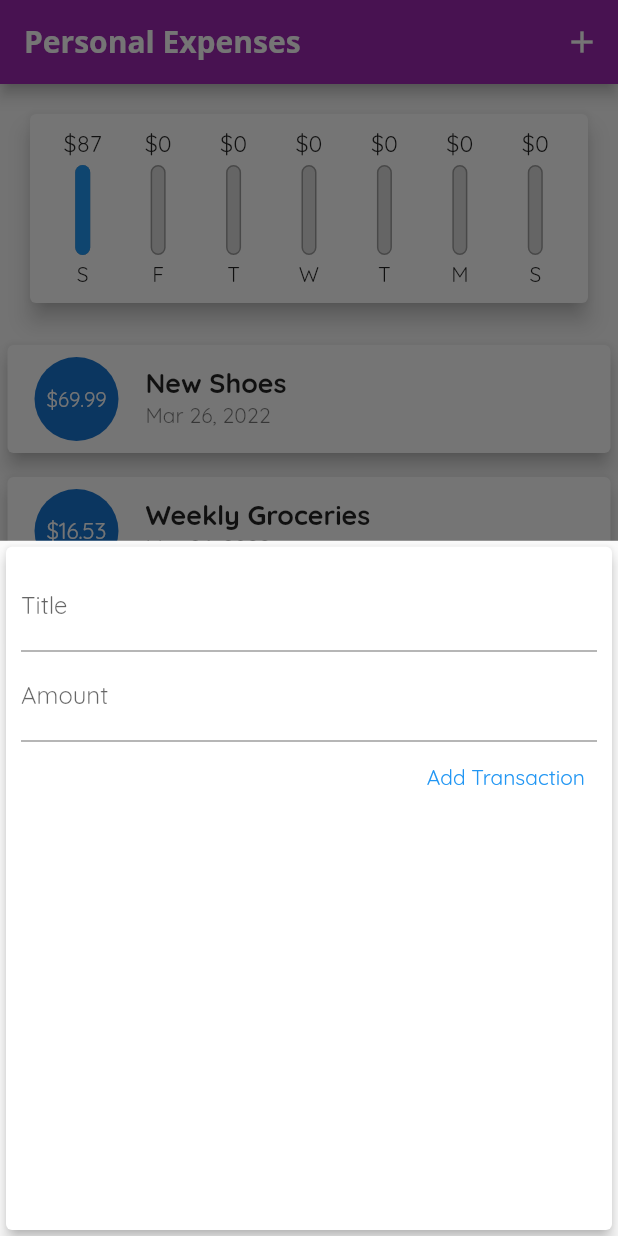
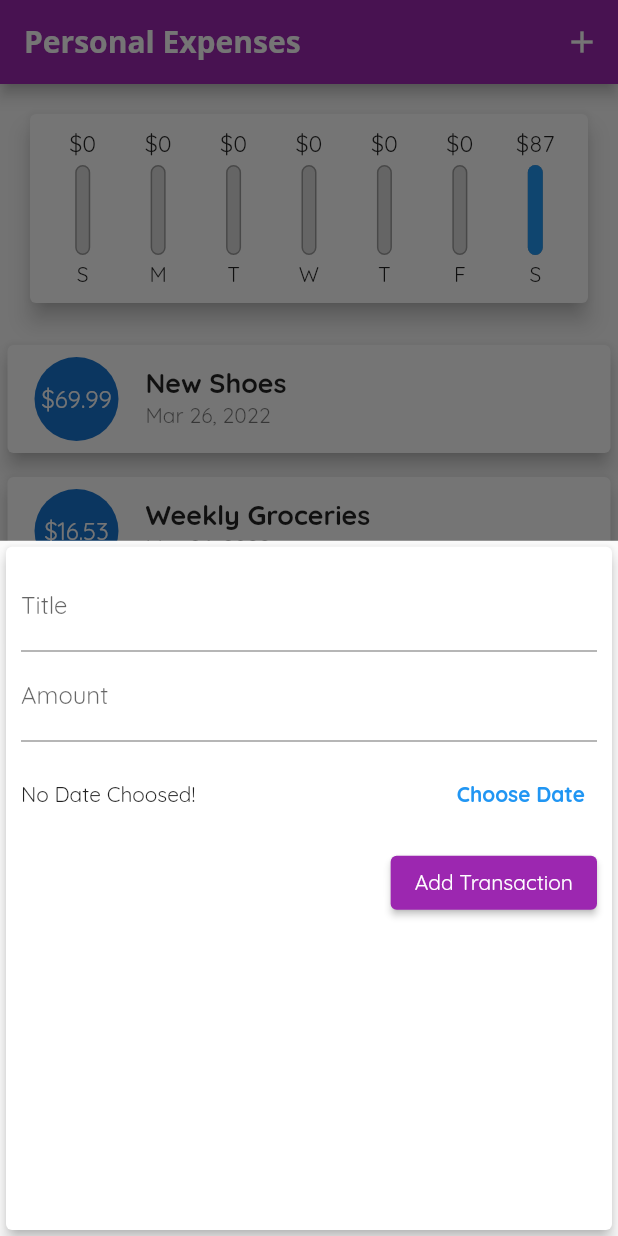
Before and after one commit to absolute-vijju/Personal-Expenses-Flutter, a Flutter app: the screen it shows after launch, after a tap on the "add" icon, on a phone screen of 412 x 824 dp. Run offline on Flutter 3.47's test engine with Material 2 defaults, Android fonts, the phone set to English and light mode, and no system bars.

Commit message:
Showed Date Picker

```diff
--- a/lib/main.dart
+++ b/lib/main.dart
@@ -18,8 +18,8 @@ class MyApp extends StatelessWidget {
         colorScheme: ColorScheme.fromSwatch(primarySwatch: Colors.purple)
             .copyWith(secondary: Colors.amber),
         textTheme: const TextTheme(
-          headline6: TextStyle(fontSize: 18.0, fontWeight: FontWeight.bold),
-        ),
+            headline6: TextStyle(fontSize: 18.0, fontWeight: FontWeight.bold),
+            button: TextStyle(color: Colors.white)),
         appBarTheme: AppBarTheme(
           titleTextStyle: ThemeData.light()
               .textTheme
@@ -59,14 +59,9 @@ class _MyHomePageState extends State<MyHomePage> {
   ];
 
   List<Transaction> get _recentTransactions {
-    return _userTransactions
-        .where((element) {
-          return element.date
-              .isAfter(DateTime.now().subtract(Duration(days: 7)));
-        })
-        .toList()
-        .reversed
-        .toList();
+    return _userTransactions.where((element) {
+      return element.date.isAfter(DateTime.now().subtract(Duration(days: 7)));
+    }).toList();
   }
 
   void _addNewTransaction(String mTitle, double mAmount) {
--- a/lib/widgets/chart.dart
+++ b/lib/widgets/chart.dart
@@ -29,7 +29,7 @@ class Chart extends StatelessWidget {
         "day": DateFormat.E().format(weekDay).substring(0, 1),
         "amount": sum
       };
-    });
+    }).reversed.toList();
   }
 
   double get totalSpending {
--- a/lib/widgets/new_transactions.dart
+++ b/lib/widgets/new_transactions.dart
@@ -1,4 +1,5 @@
 import 'package:flutter/material.dart';
+import 'package:intl/intl.dart';
 
 class NewTransaction extends StatefulWidget {
   final Function addNewTransaction;
@@ -10,13 +11,13 @@ class NewTransaction extends StatefulWidget {
 }
 
 class _NewTransactionState extends State<NewTransaction> {
-  final titleController = TextEditingController();
+  final _titleController = TextEditingController();
+  final _amountController = TextEditingController();
+  DateTime? _pickedDate = null;
 
-  final amountController = TextEditingController();
-
-  void submitTransaction() {
-    String title = titleController.text;
-    double amount = double.parse(amountController.text);
+  void _submitTransaction() {
+    String title = _titleController.text;
+    double amount = double.parse(_amountController.text);
 
     if (title.isEmpty || amount <= 0) {
       return;
@@ -30,6 +31,21 @@ class _NewTransactionState extends State<NewTransaction> {
     Navigator.of(context).pop();
   }
 
+  void _presentDatePicker() {
+    showDatePicker(
+            context: context,
+            initialDate: DateTime.now(),
+            firstDate: DateTime(2022),
+            lastDate: DateTime.now())
+        .then((pickedDate) {
+      if (pickedDate == null) return;
+
+      setState(() {
+        _pickedDate = pickedDate;
+      });
+    });
+  }
+
   @override
   Widget build(BuildContext context) {
     return Card(
@@ -40,23 +56,45 @@ class _NewTransactionState extends State<NewTransaction> {
           crossAxisAlignment: CrossAxisAlignment.end,
           children: [
             TextField(
-              controller: titleController,
+              controller: _titleController,
               decoration: const InputDecoration(labelText: "Title"),
-              onSubmitted: (_) => submitTransaction(),
+              onSubmitted: (_) => _submitTransaction(),
             ),
             TextField(
               keyboardType: TextInputType.number,
-              controller: amountController,
+              controller: _amountController,
               decoration: const InputDecoration(labelText: "Amount"),
-              onSubmitted: (_) => submitTransaction(),
+              onSubmitted: (_) => _submitTransaction(),
             ),
-            TextButton(
-              onPressed: () => submitTransaction(),
+            Container(
+              height: 70,
+              child: Row(
+                mainAxisAlignment: MainAxisAlignment.spaceBetween,
+                children: [
+                  Text(_pickedDate == null
+                      ? "No Date Choosed!"
+                      : "Picked Date: ${DateFormat.yMd().format(_pickedDate!)}"),
+                  TextButton(
+                    onPressed: () {
+                      _presentDatePicker();
+                    },
+                    child: Text(
+                      "Choose Date",
+                      style: TextStyle(
+                        color: Theme.of(context).primaryColor,
+                        fontWeight: FontWeight.bold,
+                      ),
+                    ),
+                  )
+                ],
+              ),
+            ),
+            ElevatedButton(
+              onPressed: () => _submitTransaction(),
               child: Text(
                 "Add Transaction",
-                style: TextStyle(
-                  color: Theme.of(context).primaryColor,
-                ),
+                style:
+                    TextStyle(color: Theme.of(context).textTheme.button?.color),
               ),
             )
           ],
--- a/lib/widgets/transaction_list.dart
+++ b/lib/widgets/transaction_list.dart
@@ -41,7 +41,7 @@ class TransactionList extends StatelessWidget {
                       leading: CircleAvatar(
                         radius: 30,
                         child: Padding(
-                          padding: const EdgeInsets.all(10),
+                          padding: const EdgeInsets.all(6),
                           child: FittedBox(
                             child: Text(
                               "\$${transactions[index].amount}",
```
